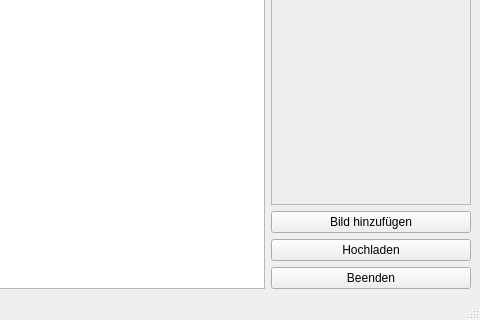
Before: the Qt Designer form picup/ui_files/MainWindow.ui in Arvedui/picup, drawn with Qt 5; both pictures show x 320 to 800 and y 280 to 600 of the 800 by 600 pixel window.
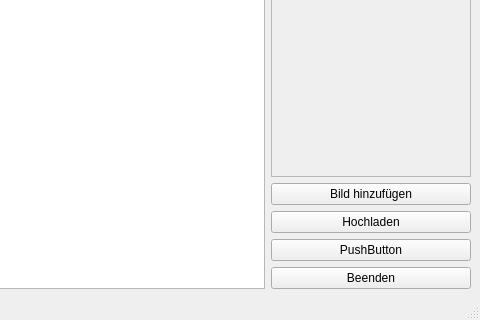
After: the same form once the commit is applied.

Diff of the .ui file:
```diff
--- a/picup/ui_files/MainWindow.ui
+++ b/picup/ui_files/MainWindow.ui
@@ -16,7 +16,7 @@
   <widget class="QWidget" name="centralwidget">
    <layout class="QGridLayout" name="gridLayout">
     <item row="2" column="1">
-     <widget class="QPushButton" name="pushButton__upload">
+     <widget class="QPushButton" name="pushButton_upload">
       <property name="text">
        <string>Hochladen</string>
       </property>
@@ -45,16 +45,23 @@
       </property>
      </widget>
     </item>
-    <item row="3" column="1">
+    <item row="4" column="1">
      <widget class="QPushButton" name="pushButton_close">
       <property name="text">
        <string>Beenden</string>
       </property>
      </widget>
     </item>
-    <item row="0" column="0" rowspan="4">
+    <item row="0" column="0" rowspan="5">
      <widget class="QListView" name="listView_files"/>
     </item>
+    <item row="3" column="1">
+     <widget class="QPushButton" name="pushButton">
+      <property name="text">
+       <string>PushButton</string>
+      </property>
+     </widget>
+    </item>
    </layout>
   </widget>
   <widget class="QMenuBar" name="menubar">
```
